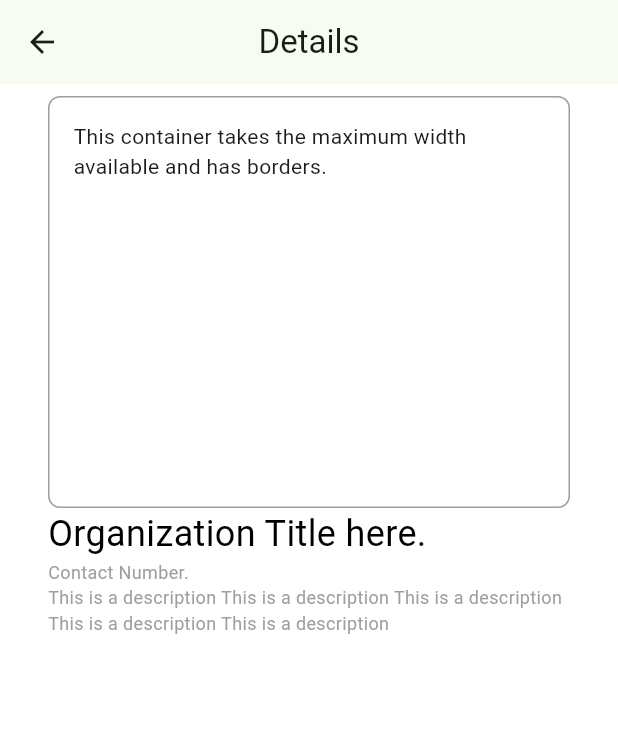
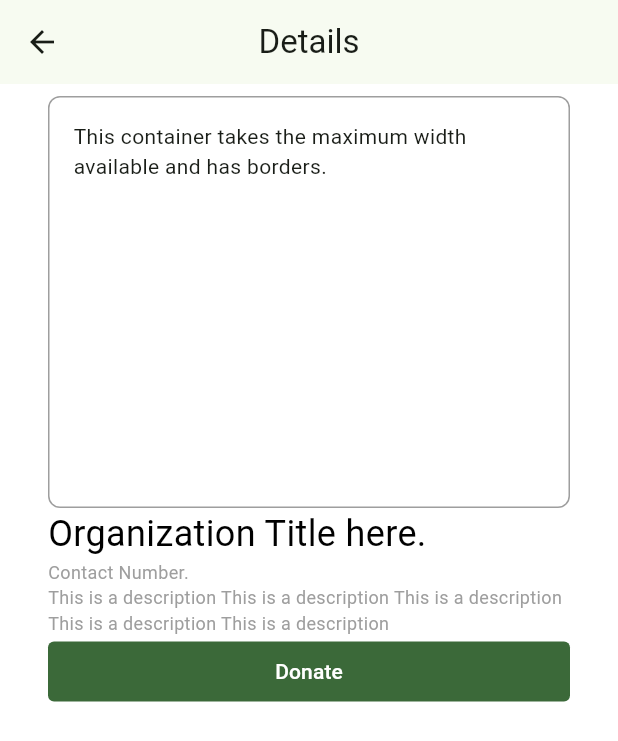
Before and after one commit to amtw123456/Elbi-Donation-System-CMSC23-Project, a Flutter app: the OrganizationDonationDetailsPage screen opened directly, on a phone screen of 412 x 824 dp. Shown: the top 741 px of the screen. Run offline on Flutter 3.47's test engine with Material 3 defaults, Android fonts, the phone set to English and light mode, and no system bars.

Commit message:
feat: added button to donate

```diff
--- a/elbi_donation_app/lib/views/user_views/user_organization_donation_details_page.dart
+++ b/elbi_donation_app/lib/views/user_views/user_organization_donation_details_page.dart
@@ -62,6 +62,14 @@ class _OrganizationDonationDetailsPageState
                 fontSize: 12.0,
               ),
             ),
+            SizedBox(
+                width: double.infinity,
+                child: FilledButton(
+                    style: OutlinedButton.styleFrom(
+                        shape: RoundedRectangleBorder(
+                            borderRadius: BorderRadius.circular(4))),
+                    onPressed: () {},
+                    child: const Text('Donate'))),
           ],
         ),
       ),
```
